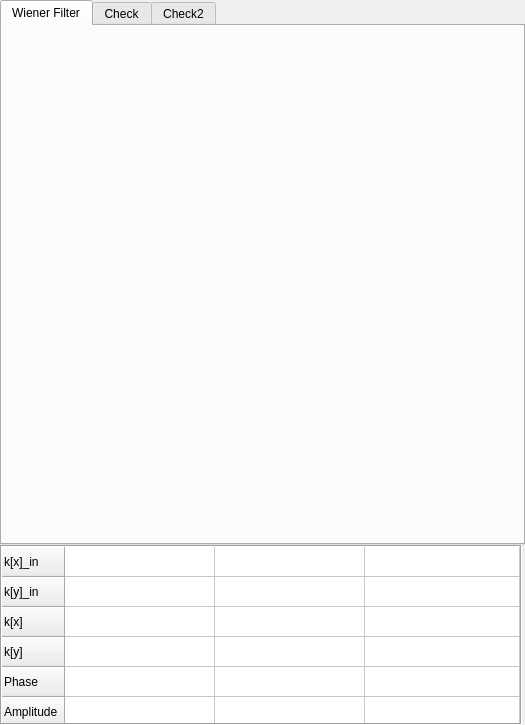
The window that ui/calibration_results.ui (imperial-photonics/HexSimInstrument) describes before a commit, drawn with Qt 5.
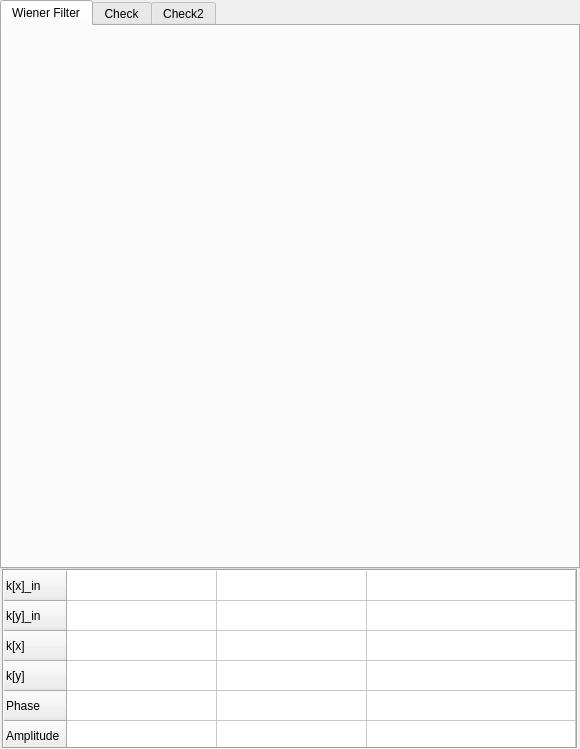
The same window after the commit.

Diff of the .ui file:
```diff
--- a/ui/calibration_results.ui
+++ b/ui/calibration_results.ui
@@ -6,8 +6,8 @@
    <rect>
     <x>0</x>
     <y>0</y>
-    <width>525</width>
-    <height>725</height>
+    <width>580</width>
+    <height>749</height>
    </rect>
   </property>
   <property name="sizePolicy">
@@ -62,6 +62,21 @@
          <string>Wiener Filter</string>
         </attribute>
         <layout class="QVBoxLayout" name="verticalLayout_3">
+         <property name="spacing">
+          <number>0</number>
+         </property>
+         <property name="leftMargin">
+          <number>0</number>
+         </property>
+         <property name="topMargin">
+          <number>0</number>
+         </property>
+         <property name="rightMargin">
+          <number>0</number>
+         </property>
+         <property name="bottomMargin">
+          <number>0</number>
+         </property>
          <item>
           <layout class="QGridLayout" name="wienerfilterLayout">
            <property name="spacing">
@@ -129,17 +144,32 @@
          <height>180</height>
         </size>
        </property>
+       <property name="maximumSize">
+        <size>
+         <width>16777215</width>
+         <height>180</height>
+        </size>
+       </property>
+       <layout class="QGridLayout" name="gridLayout">
+        <property name="leftMargin">
+         <number>2</number>
+        </property>
+        <property name="topMargin">
+         <number>0</number>
+        </property>
+        <property name="rightMargin">
+         <number>2</number>
+        </property>
+        <property name="bottomMargin">
+         <number>0</number>
+        </property>
+        <property name="spacing">
+         <number>0</number>
+        </property>
+        <item row="0" column="0">
        <widget class="QTableWidget" name="currentTable">
-        <property name="geometry">
-         <rect>
-          <x>0</x>
-          <y>0</y>
-          <width>522</width>
-          <height>180</height>
-         </rect>
-        </property>
         <property name="sizePolicy">
-         <sizepolicy hsizetype="Expanding" vsizetype="Maximum">
+           <sizepolicy hsizetype="Expanding" vsizetype="Expanding">
           <horstretch>0</horstretch>
           <verstretch>0</verstretch>
          </sizepolicy>
@@ -184,7 +214,7 @@
          <bool>true</bool>
         </attribute>
         <attribute name="horizontalHeaderMinimumSectionSize">
-         <number>40</number>
+           <number>30</number>
         </attribute>
         <attribute name="horizontalHeaderDefaultSectionSize">
          <number>150</number>
@@ -192,11 +222,14 @@
         <attribute name="horizontalHeaderHighlightSections">
          <bool>true</bool>
         </attribute>
+          <attribute name="horizontalHeaderShowSortIndicator" stdset="0">
+           <bool>false</bool>
+          </attribute>
         <attribute name="horizontalHeaderStretchLastSection">
          <bool>true</bool>
         </attribute>
         <attribute name="verticalHeaderStretchLastSection">
-         <bool>true</bool>
+           <bool>false</bool>
         </attribute>
         <row>
          <property name="text">
@@ -232,6 +265,8 @@
         <column/>
         <column/>
        </widget>
+        </item>
+       </layout>
       </widget>
      </item>
     </layout>
```
Lines whose indentation alone changed are shown as unchanged.
